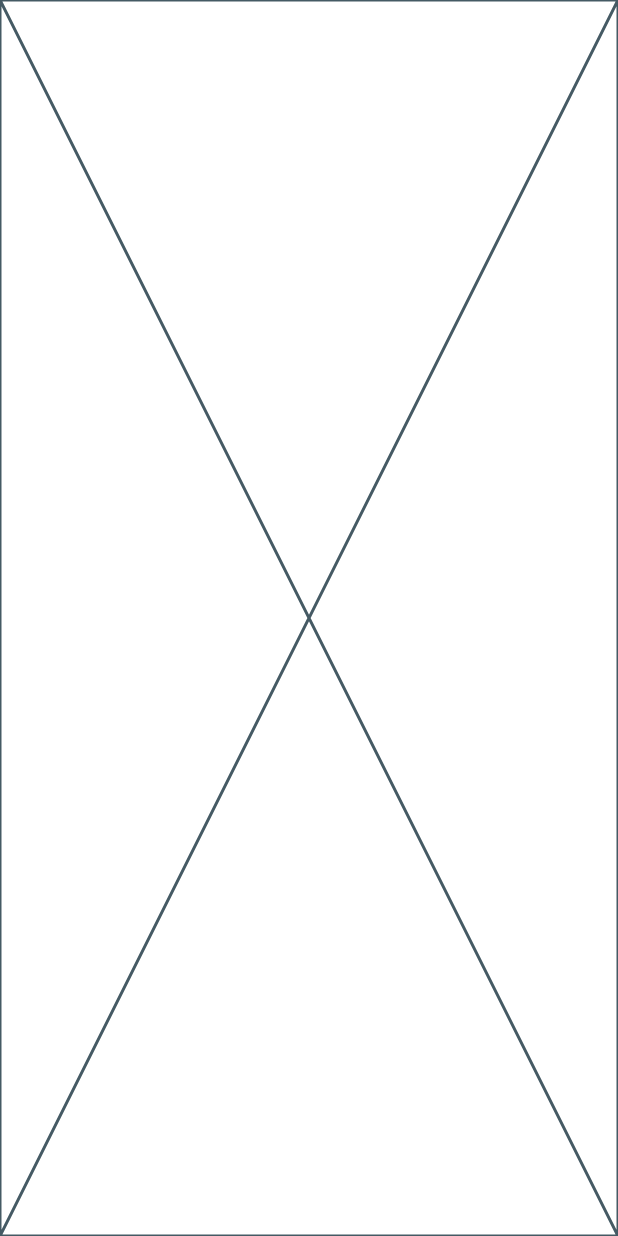
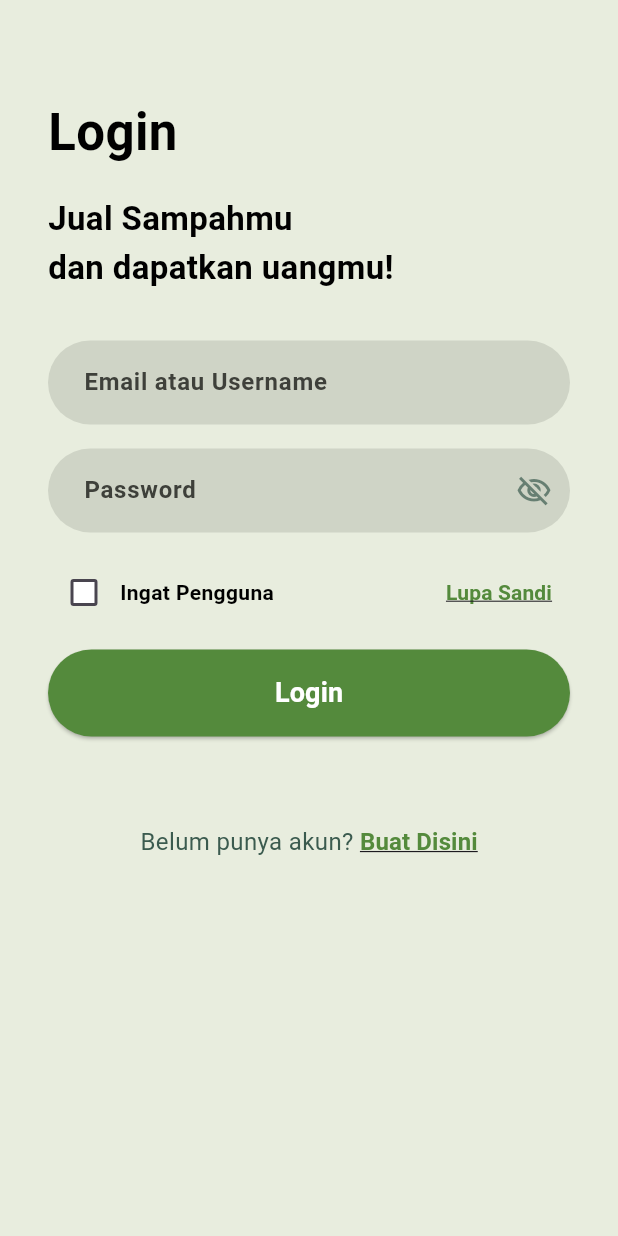
Before and after one commit to EdselSpth/ReGreen, a Flutter app: the OnboardingScreen screen opened directly, after a tap on "Lewati", on a phone screen of 412 x 824 dp. Run offline on Flutter 3.47's test engine with Material 3 defaults, Android fonts, the phone set to English and light mode, and no system bars; our stand-ins replace google_nav_bar; Roboto replaces fonts that are missing (Poppins).

Commit message:
feat: [ESH] Menambahkan implementasi login screen

```diff
--- /dev/null
+++ b/lib/auth/login_screen.dart
@@ -0,0 +1,187 @@
+import 'package:flutter/material.dart';
+import 'register_screen.dart';
+import 'package:regreen/widget/custom_textfeld.dart';
+
+const Color kBackground = Color(0xFFE8EDDE);
+const Color kGreenButton = Color(0xFF548A3C);
+const Color kGreenText = Color(0xFF3B5B4F);
+const Color kTextFieldBackground = Color(0xFFCFD4C6);
+
+class LoginScreen extends StatefulWidget {
+  const LoginScreen({super.key});
+
+  @override
+  State<LoginScreen> createState() => _LoginScreenState();
+}
+
+class _LoginScreenState extends State<LoginScreen> {
+  final TextEditingController _emailController = TextEditingController();
+  final TextEditingController _passwordController = TextEditingController();
+
+  bool _rememberMe = false;
+
+  @override
+  void dispose() {
+    _emailController.dispose();
+    _passwordController.dispose();
+    super.dispose();
+  }
+
+  @override
+  Widget build(BuildContext context) {
+    return Scaffold(
+      backgroundColor: kBackground,
+      body: SingleChildScrollView(
+        child: SafeArea(
+          child: Padding(
+            padding: const EdgeInsets.symmetric(
+              horizontal: 32.0,
+              vertical: 16.0,
+            ),
+            child: Column(
+              crossAxisAlignment: CrossAxisAlignment.start,
+              children: [
+                const SizedBox(height: 48),
+                const Text(
+                  'Login',
+                  style: TextStyle(
+                    color: Colors.black,
+                    fontSize: 34,
+                    fontWeight: FontWeight.bold,
+                    fontFamily: 'Poppins',
+                  ),
+                ),
+                const SizedBox(height: 16),
+                const Text(
+                  'Jual Sampahmu\ndan dapatkan uangmu!',
+                  style: TextStyle(
+                    color: Colors.black,
+                    fontSize: 22,
+                    height: 1.5,
+                    fontWeight: FontWeight.bold,
+                    fontFamily: 'Poppins',
+                  ),
+                ),
+                const SizedBox(height: 32),
+                CustomTextField(
+                  controller: _emailController,
+                  hintText: 'Email atau Username',
+                ),
+                const SizedBox(height: 16),
+                CustomTextField(
+                  controller: _passwordController,
+                  hintText: 'Password',
+                  isPassword: true,
+                ),
+                const SizedBox(height: 16),
+                Row(
+                  mainAxisAlignment: MainAxisAlignment.spaceBetween,
+                  children: [
+                    Row(
+                      children: [
+                        Checkbox(
+                          value: _rememberMe,
+                          onChanged: (bool? value) {
+                            setState(() {
+                              _rememberMe = value ?? false;
+                            });
+                          },
+                          activeColor: kGreenButton,
+                          checkColor: Colors.white,
+                          fillColor: WidgetStateProperty.resolveWith((states) {
+                            if (states.contains(WidgetState.selected)) {
+                              return kGreenButton;
+                            }
+                            return Colors.white;
+                          }),
+                        ),
+                        const Text(
+                          'Ingat Pengguna',
+                          style: TextStyle(
+                            color: Colors.black,
+                            fontWeight: FontWeight.bold,
+                          ),
+                        ),
+                      ],
+                    ),
+                    TextButton(
+                      onPressed: () {},
+                      child: const Text(
+                        'Lupa Sandi',
+                        style: TextStyle(
+                          color: kGreenButton,
+                          fontWeight: FontWeight.bold,
+                          decoration: TextDecoration.underline,
+                        ),
+                      ),
+                    ),
+                  ],
+                ),
+                const SizedBox(height: 14),
+                SizedBox(
+                  width: double.infinity,
+                  child: ElevatedButton(
+                    onPressed: () {
+                      final email = _emailController.text;
+                      final password = _passwordController.text;
+                      print('Login attempt: $email / $password');
+                    },
+                    style: ElevatedButton.styleFrom(
+                      backgroundColor: kGreenButton,
+                      padding: const EdgeInsets.symmetric(vertical: 16),
+                      shape: RoundedRectangleBorder(
+                        borderRadius: BorderRadius.circular(30),
+                      ),
+                    ),
+                    child: const Text(
+                      'Login',
+                      style: TextStyle(
+                        color: Colors.white,
+                        fontSize: 18,
+                        fontWeight: FontWeight.bold,
+                      ),
+                    ),
+                  ),
+                ),
+                const SizedBox(height: 50),
+                Row(
+                  mainAxisAlignment: MainAxisAlignment.center,
+                  children: [
+                    const Text(
+                      'Belum punya akun? ',
+                      style: TextStyle(color: kGreenText, fontSize: 16),
+                    ),
+                    TextButton(
+                      onPressed: () {
+                        Navigator.push(
+                          context,
+                          MaterialPageRoute(
+                            builder: (context) => const RegisterScreen(),
+                          ),
+                        );
+                      },
+                      style: TextButton.styleFrom(
+                        padding: EdgeInsets.zero,
+                        tapTargetSize: MaterialTapTargetSize.shrinkWrap,
+                      ),
+                      child: const Text(
+                        'Buat Disini',
+                        style: TextStyle(
+                          color: kGreenButton,
+                          fontSize: 16,
+                          fontWeight: FontWeight.bold,
+                          decoration: TextDecoration.underline,
+                        ),
+                      ),
+                    ),
+                  ],
+                ),
+                const SizedBox(height: 24),
+              ],
+            ),
+          ),
+        ),
+      ),
+    );
+  }
+}
--- a/lib/onboarding/onboarding_screen.dart
+++ b/lib/onboarding/onboarding_screen.dart
@@ -1,7 +1,8 @@
 import 'package:flutter/material.dart';
 import 'package:regreen/onboarding/onboarding_page.dart';
+import 'package:regreen/auth/login_screen.dart';
 
-const Color kOnboardingBackground = Color(0xFFF0F2EE);
+const Color kOnboardingBackground = Color(0xFFE8EDDE);
 const Color kGreenButton = Color(0xFF7A9B7A);
 const Color kGreenText = Color(0xFF3B5B4F);
 const Color kIndicatorInactive = Color(0xFFD9E0D9);
@@ -36,7 +37,7 @@ class _OnboardingScreenState extends State<OnboardingScreen> {
   void goToNextScreen() {
     Navigator.pushReplacement(
       context,
-      MaterialPageRoute(builder: (context) => const Placeholder()),
+      MaterialPageRoute(builder: (context) => const LoginScreen()),
     );
   }
 
--- /dev/null
+++ b/lib/widget/custom_textfeld.dart
@@ -0,0 +1,69 @@
+import 'package:flutter/material.dart';
+
+const Color kBackground = Color(0xFFE8EDDE);
+const Color kGreenButton = Color(0xFF548A3C);
+const Color kGreenText = Color(0xFF3B5B4F);
+const Color kTextFieldBackground = Color(0xFFCFD4C6);
+const Color khintTextColor = Color(0xFF3E403A);
+
+class CustomTextField extends StatefulWidget {
+  final TextEditingController controller;
+  final String hintText;
+  final bool isPassword;
+
+  const CustomTextField({
+    super.key,
+    required this.controller,
+    required this.hintText,
+    this.isPassword = false,
+  });
+
+  @override
+  State<CustomTextField> createState() => _CustomTextFieldState();
+}
+
+class _CustomTextFieldState extends State<CustomTextField> {
+  // --- State 'isPasswordVisible' sekarang ada DI DALAM widget ini ---
+  bool _isPasswordVisible = false;
+
+  @override
+  Widget build(BuildContext context) {
+    return Container(
+      decoration: BoxDecoration(
+        color: kTextFieldBackground,
+        borderRadius: BorderRadius.circular(30),
+      ),
+      child: TextField(
+        controller: widget.controller,
+        obscureText: widget.isPassword && !_isPasswordVisible,
+        decoration: InputDecoration(
+          border: InputBorder.none,
+          contentPadding: const EdgeInsets.symmetric(
+            vertical: 16,
+            horizontal: 24,
+          ),
+          hintText: widget.hintText,
+          hintStyle: const TextStyle(
+            color: khintTextColor,
+            fontWeight: FontWeight.bold,
+          ),
+          suffixIcon: widget.isPassword
+              ? IconButton(
+                  icon: Icon(
+                    _isPasswordVisible
+                        ? Icons.visibility_outlined
+                        : Icons.visibility_off_outlined,
+                    color: kGreenText.withOpacity(0.7),
+                  ),
+                  onPressed: () {
+                    setState(() {
+                      _isPasswordVisible = !_isPasswordVisible;
+                    });
+                  },
+                )
+              : null,
+        ),
+      ),
+    );
+  }
+}
```
Also changed, not shown: lib/auth/register_screen.dart (added, +154 -0 lines), Assets/onboarding/ob1-image.png.
